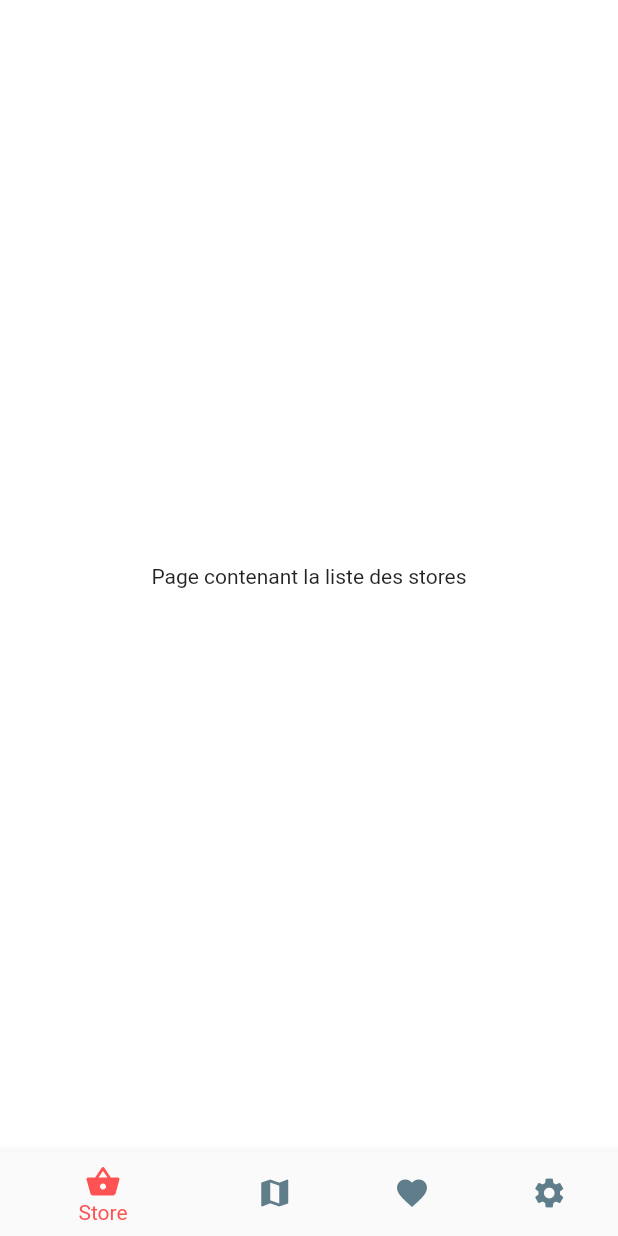
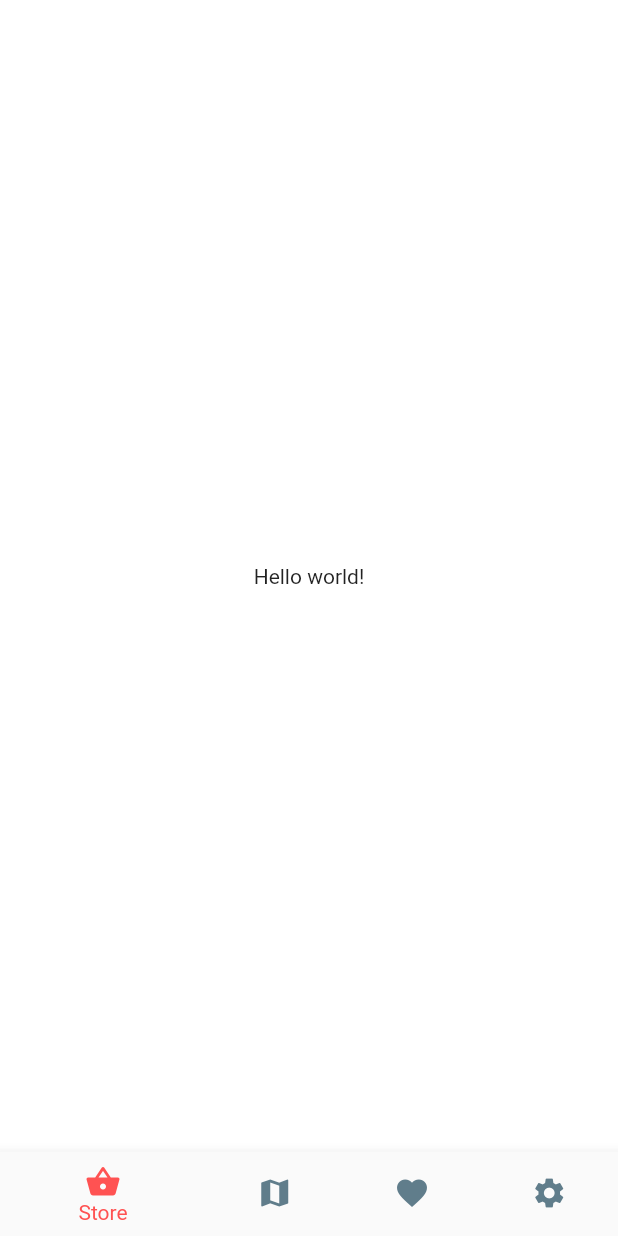
Before and after one commit to shopisan/shopisan-client, a Flutter app: the screen it shows after launch, on a phone screen of 412 x 824 dp. Run offline on Flutter 3.47's test engine with Material 2 defaults, Android fonts, the phone set to English and light mode, and no system bars; generated files the repository leaves out were written again; Roboto replaces fonts that are missing (Montserrat).

Commit message:
- Added internationalization

```diff
--- /dev/null
+++ b/l10n.yaml
@@ -0,0 +1,3 @@
+arb-dir: lib/l10n
+template-arb-file: app_en.arb
+output-localization-file: app_localizations.dart
--- a/lib/components/StoresScreenTabs/StoreListScreen.dart
+++ b/lib/components/StoresScreenTabs/StoreListScreen.dart
@@ -1,11 +1,12 @@
 import 'package:flutter/material.dart';
 // import 'package:shopisan/components/StoreList/List.dart';
+import 'package:flutter_gen/gen_l10n/app_localizations.dart';
 
 class StoreListScreen extends StatelessWidget {
   @override
   Widget build(BuildContext context) {
     return Container(
-        child: Center(child: Text("Page contenant la liste des stores"),),
+        child: Center(child: Text(AppLocalizations.of(context).helloWorld),),
         // child: StoreList()//,
     );
   }
--- /dev/null
+++ b/lib/l10n/app_en.arb
@@ -0,0 +1,6 @@
+{
+  "helloWorld": "Hello world!",
+  "@helloWorld": {
+    "description": "WTF???"
+  }
+}
--- /dev/null
+++ b/lib/l10n/app_fr.arb
@@ -0,0 +1,3 @@
+{
+  "helloWorld": "Bonjour le monde!"
+}
--- a/lib/main.dart
+++ b/lib/main.dart
@@ -2,6 +2,8 @@ import 'package:flutter/material.dart';
 import 'package:shopisan/theme/style.dart';
 import 'package:shopisan/theme/colors.dart';
 import 'package:shopisan/utils/router_generator.dart';
+import 'package:flutter_localizations/flutter_localizations.dart';
+import 'package:flutter_gen/gen_l10n/app_localizations.dart';
 
 void main() {
   runApp(MyApp());
@@ -15,7 +17,9 @@ class MyApp extends StatelessWidget {
       title: 'Shopisan',
       theme: CustomTheme.lightTheme,
       onGenerateRoute: RouteGenerator.generateRoute,
-      initialRoute: '/'
+      initialRoute: '/',
+      localizationsDelegates: AppLocalizations.localizationsDelegates,
+      supportedLocales: AppLocalizations.supportedLocales
     );
   }
 }
--- a/pubspec.yaml
+++ b/pubspec.yaml
@@ -23,6 +23,9 @@ environment:
 dependencies:
   flutter:
     sdk: flutter
+  flutter_localizations:
+    sdk: flutter
+  intl: ^0.16.1
 
 
   # The following adds the Cupertino Icons font to your application.
@@ -43,6 +46,7 @@ flutter:
   # included with your application, so that you can use the icons in
   # the material Icons class.
   uses-material-design: true
+  generate: true
 
   # To add assets to your application, add an assets section, like this:
   # assets:
```
Also changed, not shown: pubspec.lock.
